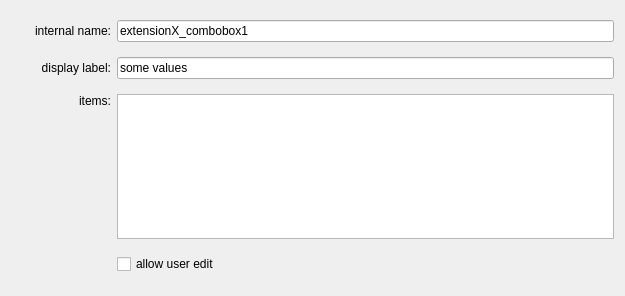
Qt form ui/a2element/combo_edit.ui (ewerybody/a2) before a commit.
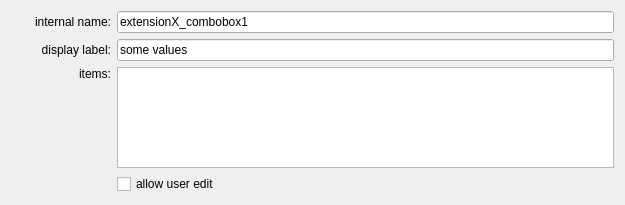
The same form after that commit. Custom widgets are drawn as their Qt base class.

```diff
--- a/ui/a2element/combo_edit.ui
+++ b/ui/a2element/combo_edit.ui
@@ -7,18 +7,15 @@
     <x>0</x>
     <y>0</y>
     <width>625</width>
-    <height>296</height>
+    <height>205</height>
    </rect>
   </property>
   <property name="windowTitle">
    <string>Form</string>
   </property>
   <layout class="QFormLayout" name="edit_layout">
-   <property name="fieldGrowthPolicy">
-    <enum>QFormLayout::AllNonFixedFieldsGrow</enum>
-   </property>
    <property name="labelAlignment">
-    <set>Qt::AlignRight|Qt::AlignTrailing|Qt::AlignVCenter</set>
+    <set>Qt::AlignRight|Qt::AlignTop|Qt::AlignTrailing</set>
    </property>
    <item row="0" column="0">
     <widget class="QLabel" name="internalNameLabel">
@@ -149,6 +146,11 @@
   </layout>
  </widget>
  <customwidgets>
+  <customwidget>
+   <class>A2InternalName</class>
+   <extends>QLineEdit</extends>
+   <header>a2widget.a2text_field</header>
+  </customwidget>
   <customwidget>
    <class>A2List</class>
    <extends>QListWidget</extends>
```
Left out of the diff: 34 changed lines with no effect on the pictures.
